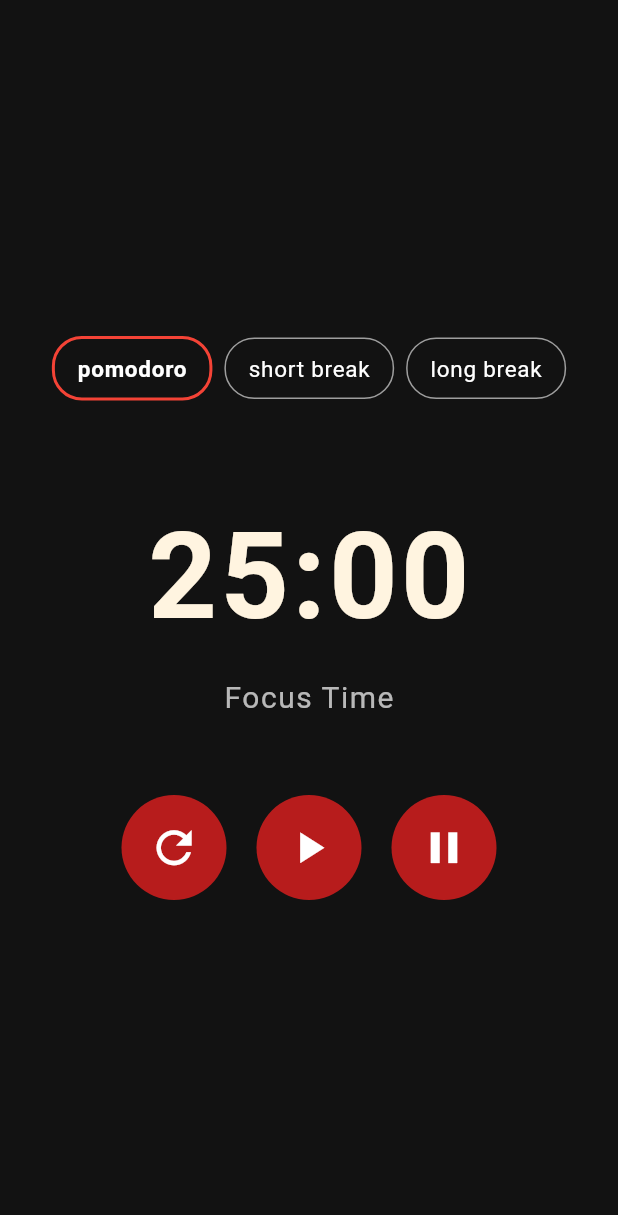
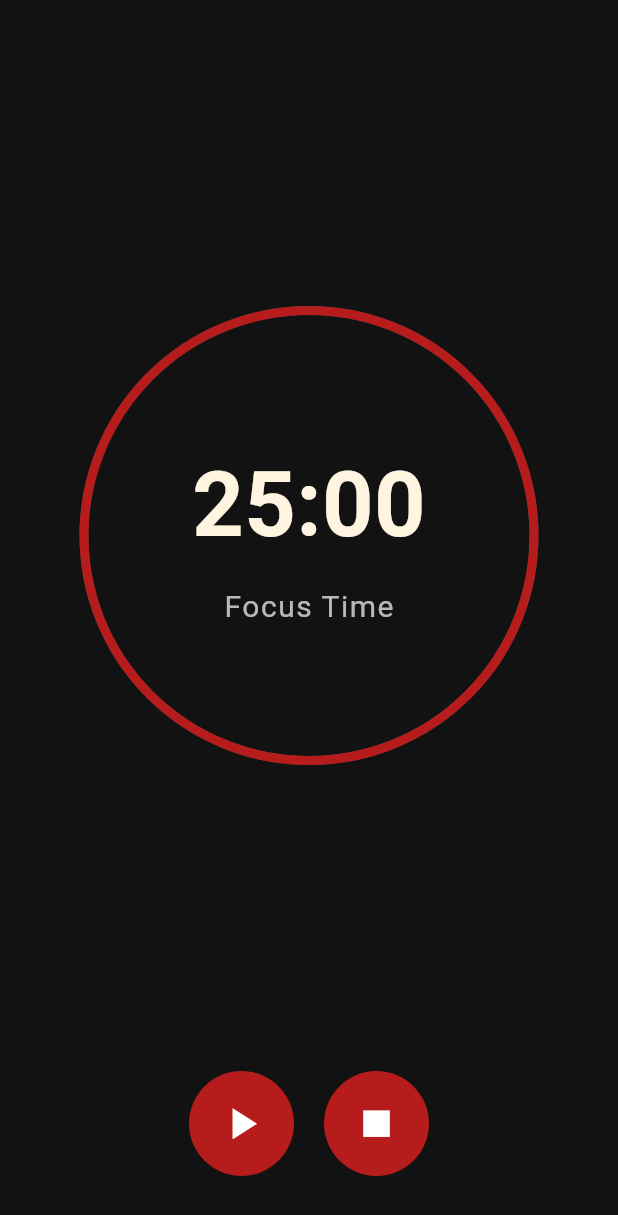
Before and after one commit to talhatanzim2005/Sprint_Journal, a Flutter app: the TimerScreen widget shown alone on an empty page, opened directly, on a phone screen of 412 x 824 dp. Shown: the top 1215 px of the screen. Run offline on Flutter 3.47's test engine with Material 3 defaults, Android fonts, the phone set to English and light mode, and no system bars; our stand-ins replace table_calendar.

Commit message:
timer.dart
added circular portion

```diff
--- a/lib/front_end/timer_screen.dart
+++ b/lib/front_end/timer_screen.dart
@@ -1,12 +1,6 @@
 import 'dart:async';
 
 import 'package:flutter/material.dart';
-
-enum TimerMode {
-  pomodoro,
-  shortBreak,
-  longBreak,
-}
 
 class TimerScreen extends StatefulWidget {
   const TimerScreen({super.key});
@@ -19,20 +13,11 @@ class TimerScreen extends StatefulWidget {
 
 class _TimerScreenState extends State<TimerScreen> {
 
-  TimerMode currentMode = TimerMode.pomodoro;
-
   int remainingSeconds = 25 * 60;
 
   Timer? timer;
 
   bool isRunning = false;
-
-  // List of timer modes
-  final List<TimerMode> modes = [
-    TimerMode.pomodoro,
-    TimerMode.shortBreak,
-    TimerMode.longBreak,
-  ];
 
 
   @override
@@ -41,34 +26,6 @@ class _TimerScreenState extends State<TimerScreen> {
 
     // Initial timer value
     remainingSeconds = 25 * 60;
-  }
-
-
-  // Get duration
-  int getDuration(TimerMode mode) {
-
-    if (mode == TimerMode.pomodoro) {
-      return 25 * 60;
-    }
-
-    if (mode == TimerMode.shortBreak) {
-      return 5 * 60;
-    }
-
-    return 15 * 60;
-  }
-
-
-  // Change timer mode
-  void changeMode(TimerMode mode) {
-
-    timer?.cancel();
-
-    setState(() {
-      currentMode = mode;
-      remainingSeconds = getDuration(mode);
-      isRunning = false;
-    });
   }
 
 
@@ -123,7 +80,7 @@ class _TimerScreenState extends State<TimerScreen> {
     timer?.cancel();
 
     setState(() {
-      remainingSeconds = getDuration(currentMode);
+      remainingSeconds = 25 * 60;
       isRunning = false;
     });
   }
@@ -141,21 +98,6 @@ class _TimerScreenState extends State<TimerScreen> {
   }
 
 
-  // Timer description
-  String get modeText {
-
-    if (currentMode == TimerMode.pomodoro) {
-      return "Focus Time";
-    }
-
-    if (currentMode == TimerMode.shortBreak) {
-      return "Short Break";
-    }
-
-    return "Long Break";
-  }
-
-
   @override
   void dispose() {
 
@@ -168,56 +110,51 @@ class _TimerScreenState extends State<TimerScreen> {
   @override
   Widget build(BuildContext context) {
 
+    double progress = remainingSeconds / (25 * 60);
+
     return Container(
 
       color: const Color(0xFF121212),
 
-      child: Padding(
-
-        padding: const EdgeInsets.all(20),
-
       child: Column(
-
-          mainAxisAlignment: MainAxisAlignment.center,
-
-          crossAxisAlignment: CrossAxisAlignment.center,
 
         children: [
 
-            // -------------------------
-            // TIMER MODES
-            // -------------------------
+          const SizedBox(height: 40),
 
-            Row(
+          Expanded(
 
-              mainAxisAlignment: MainAxisAlignment.center,
+            child: Stack(
+
+              alignment: Alignment.center,
 
               children: [
 
-                for (TimerMode mode in modes)
+                SizedBox(
 
-                  Padding(
+                  width: 300,
 
-                    padding: const EdgeInsets.symmetric(
-                      horizontal: 4,
+                  height: 300,
+
+                  child: CircularProgressIndicator(
+
+                    backgroundColor: Colors.grey.shade800,
+
+                    color: const Color(0xFFB71C1C),
+
+                    value: progress,
+
+                    strokeWidth: 6,
+                  ),
                 ),
 
-                    child: _buildModeButton(mode),
-                  ),
-              ],
-            ),
+                Column(
 
+                  mainAxisSize: MainAxisSize.min,
 
-            const SizedBox(height: 60),
+                  children: [
 
-
-            // -------------------------
-            // TIMER
-            // -------------------------
-
-            Center(
-
-              child: Text(
+                    Text(
 
                       formattedTime,
 
@@ -225,24 +162,19 @@ class _TimerScreenState extends State<TimerScreen> {
 
                         color: Color(0xFFFFF4E0),
 
-                  fontSize: 80,
+                        fontSize: 60,
 
                         fontWeight: FontWeight.bold,
-
-                  letterSpacing: 2,
-                ),
                       ),
                     ),
 
-
                     const SizedBox(height: 10),
 
+                    const Text(
 
-            Text(
+                      "Focus Time",
 
-              modeText,
-
-              style: const TextStyle(
+                      style: TextStyle(
 
                         color: Colors.white70,
 
@@ -253,119 +185,37 @@ class _TimerScreenState extends State<TimerScreen> {
                         letterSpacing: 1,
                       ),
                     ),
+                  ],
+                ),
+              ],
+            ),
+          ),
 
+          Padding(
 
-            const SizedBox(height: 50),
+            padding: const EdgeInsets.symmetric(horizontal: 10, vertical: 40),
 
-
-            // -------------------------
-            // CONTROL BUTTONS
-            // -------------------------
-
-            Row(
+            child: Row(
 
               mainAxisAlignment: MainAxisAlignment.center,
 
               children: [
 
                 _buildControlButton(
-                  Icons.refresh,
-                  resetTimer,
+                  isRunning ? Icons.pause : Icons.play_arrow,
+                  isRunning ? pauseTimer : startTimer,
                 ),
 
                 const SizedBox(width: 20),
 
                 _buildControlButton(
-                  Icons.play_arrow,
-                  startTimer,
-                ),
-
-                const SizedBox(width: 20),
-
-                _buildControlButton(
-                  Icons.pause,
-                  pauseTimer,
-                ),
-              ],
+                  Icons.stop,
+                  resetTimer,
                 ),
               ],
             ),
           ),
-    );
-  }
-
-
-  // -------------------------
-  // MODE BUTTON
-  // -------------------------
-
-  Widget _buildModeButton(TimerMode mode) {
-
-    bool selected = currentMode == mode;
-
-    String text = "";
-
-    if (mode == TimerMode.pomodoro) {
-      text = "pomodoro";
-    }
-
-    if (mode == TimerMode.shortBreak) {
-      text = "short break";
-    }
-
-    if (mode == TimerMode.longBreak) {
-      text = "long break";
-    }
-
-
-    return GestureDetector(
-
-      onTap: () {
-        changeMode(mode);
-      },
-
-      child: AnimatedContainer(
-
-        duration: const Duration(milliseconds: 300),
-
-        padding: const EdgeInsets.symmetric(
-          horizontal: 15,
-          vertical: 9,
-        ),
-
-        decoration: BoxDecoration(
-
-          color: Colors.transparent,
-
-          border: Border.all(
-
-            color: selected
-                ? Colors.red
-                : Colors.grey,
-
-            width: selected ? 2 : 1,
-          ),
-
-          borderRadius: BorderRadius.circular(20),
-        ),
-
-        child: Text(
-
-          text,
-
-          style: TextStyle(
-
-            color: Colors.white,
-
-            fontSize: 15,
-
-            fontWeight: selected
-                ? FontWeight.bold
-                : FontWeight.normal,
-
-            letterSpacing: 0.5,
-          ),
-        ),
+        ],
       ),
     );
   }
```
Lines whose indentation alone changed are shown as unchanged.
